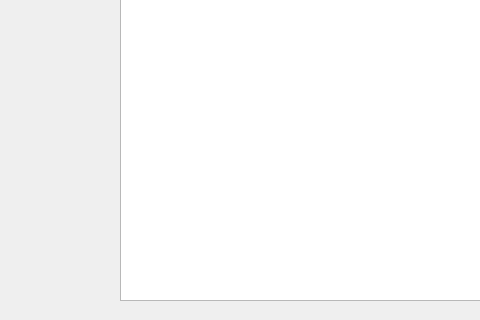
Before: the Qt Designer form game_view.ui in 54D/PacSnake, drawn with Qt 5; both pictures show x 0 to 480 and y 280 to 600 of the 800 by 600 pixel window.
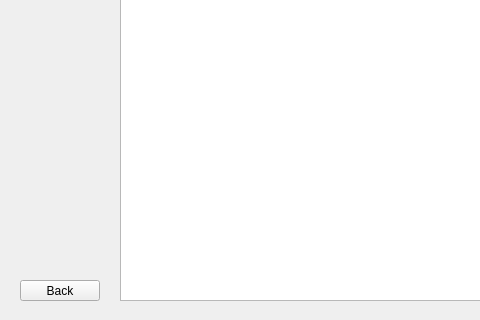
After: the same form once the commit is applied.

```diff
--- a/game_view.ui
+++ b/game_view.ui
@@ -62,6 +62,19 @@
     <string>TextLabel</string>
    </property>
   </widget>
+  <widget class="QPushButton" name="pushButton_2">
+   <property name="geometry">
+    <rect>
+     <x>20</x>
+     <y>560</y>
+     <width>80</width>
+     <height>21</height>
+    </rect>
+   </property>
+   <property name="text">
+    <string>Back</string>
+   </property>
+  </widget>
  </widget>
  <resources/>
  <connections/>
```
